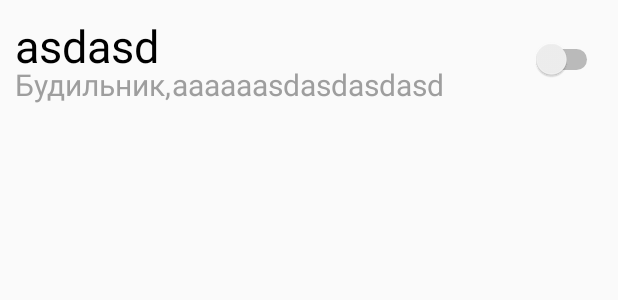
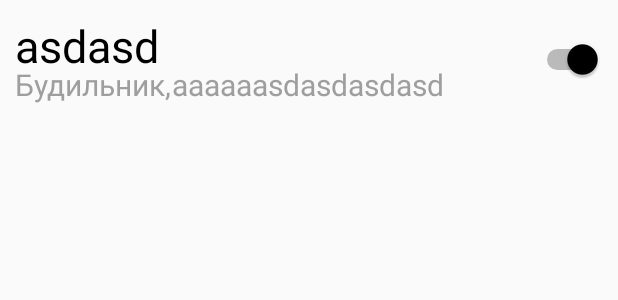
Before and after one commit to mixonko/-Alarm-Clock, an Android app: the layout example_item.xml on its own in the app's theme, with its tools: preview values and no code run, on a phone screen of 412 x 824 dp. Shown: the top 300 px of the screen. Run offline under Robolectric (Android 15) with nearby library versions, the phone set to English and light mode, and no system bars.

Commit message:
strart AlarmClock

```diff
--- a/app/build.gradle
+++ b/app/build.gradle
@@ -4,7 +4,7 @@ android {
     compileSdkVersion 28
     defaultConfig {
         applicationId "com.myapp.test.alarmclock"
-        minSdkVersion 21
+        minSdkVersion 23
         targetSdkVersion 28
         versionCode 1
         versionName "1.0"
--- a/app/src/main/AndroidManifest.xml
+++ b/app/src/main/AndroidManifest.xml
@@ -17,6 +17,7 @@
             </intent-filter>
         </activity>
         <activity android:name=".view.CreateActivity" />
+        <receiver android:name=".AlarmReceiver"/>
     </application>
 
 </manifest>
--- a/app/src/main/res/layout/description.xml
+++ b/app/src/main/res/layout/description.xml
@@ -2,7 +2,7 @@
 <LinearLayout xmlns:android="http://schemas.android.com/apk/res/android"
     android:layout_width="wrap_content"
     android:layout_height="wrap_content"
-    android:orientation="vertical">
+    android:orientation="vertical"  >
 
     <TextView
         android:layout_width="match_parent"
--- a/app/src/main/res/layout/example_item.xml
+++ b/app/src/main/res/layout/example_item.xml
@@ -5,13 +5,26 @@
     android:layout_height="80dp"
     android:padding="10dp">
 
+    <Switch
+        android:id="@+id/mySwitch"
+        android:layout_width="wrap_content"
+        android:layout_height="wrap_content"
+        android:checked="true"
+        android:layout_gravity="right|center" />
+
+    <TextView
+        android:id="@+id/time"
+        style="@style/AlarmClockTextTime"
+        android:layout_gravity="top"
+        android:text="asdasd" />
+
     <LinearLayout
         android:layout_width="wrap_content"
         android:layout_height="wrap_content"
         android:layout_gravity="bottom">
 
         <TextView
-            android:id="@+id/text"
+            android:id="@+id/description"
             style="@style/AlarmClockTextDay"
             android:text="@string/text" />
 
@@ -52,16 +65,4 @@
 
     </LinearLayout>
 
-    <Switch
-        android:id="@+id/mySwitch"
-        android:layout_width="wrap_content"
-        android:layout_height="wrap_content"
-        android:layout_gravity="right|center" />
-
-    <TextView
-        android:id="@+id/time"
-        style="@style/AlarmClockTextTime"
-        android:layout_gravity="top"
-        android:text="asdasd" />
-
 </FrameLayout>
--- a/app/src/main/res/values/styles.xml
+++ b/app/src/main/res/values/styles.xml
@@ -3,7 +3,7 @@
     <style name="AppTheme" parent="Theme.AppCompat.Light.NoActionBar">
         <item name="colorPrimary">@color/colorWhite</item>
         <item name="colorPrimaryDark">@color/colorWhite</item>
-        <item name="colorAccent">@color/colorAccent</item>
+        <item name="colorAccent">@color/colorBlack</item>
     </style>
 
     <style name="AlarmClockTextDay">
```
Also changed, not shown: app/src/main/java/com/myapp/test/alarmclock/AlarmReceiver.java (added, +19 -0 lines), app/src/main/java/com/myapp/test/alarmclock/contracts/CreateContract.java (+3 -2 lines), app/src/main/java/com/myapp/test/alarmclock/contracts/MainContract.java (+4 -1 lines), app/src/main/java/com/myapp/test/alarmclock/presenter/CreatePresenter.java (+4 -1 lines), app/src/main/java/com/myapp/test/alarmclock/presenter/MainPresenter.java (+1 -1 lines), app/src/main/java/com/myapp/test/alarmclock/view/CreateActivity.java (+36 -12 lines), app/src/main/java/com/myapp/test/alarmclock/view/MainActivity.java (+24 -2 lines), app/src/main/java/com/myapp/test/alarmclock/view/adapter/ExampleAdapter.java (+27 -3 lines), app/src/main/res/layout/activity_create.xml (+4 -7 lines), app/src/main/res/layout/activity_main.xml (line endings or trailing spaces).
